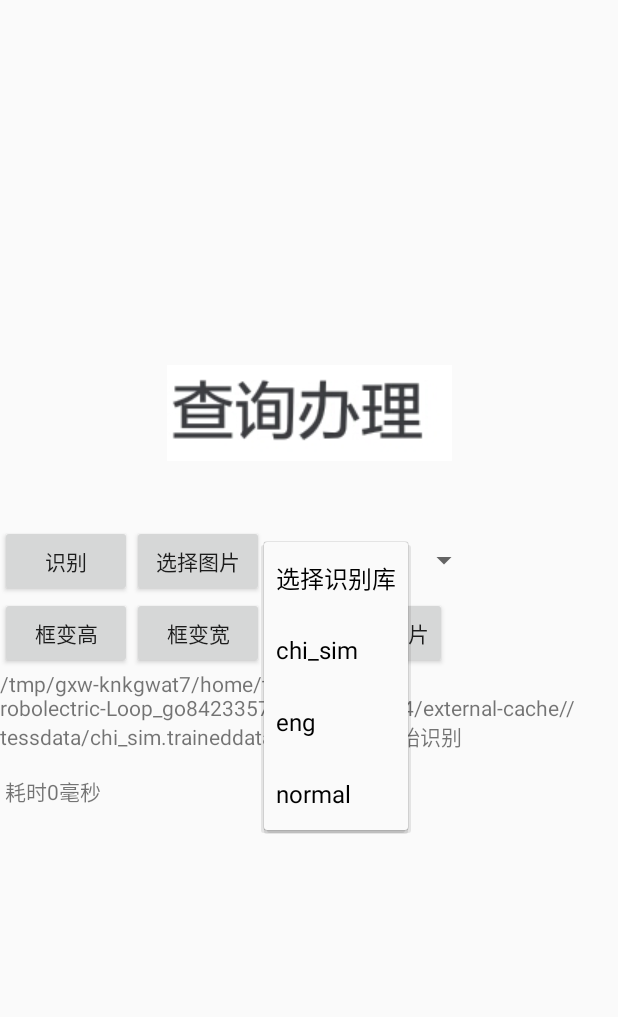
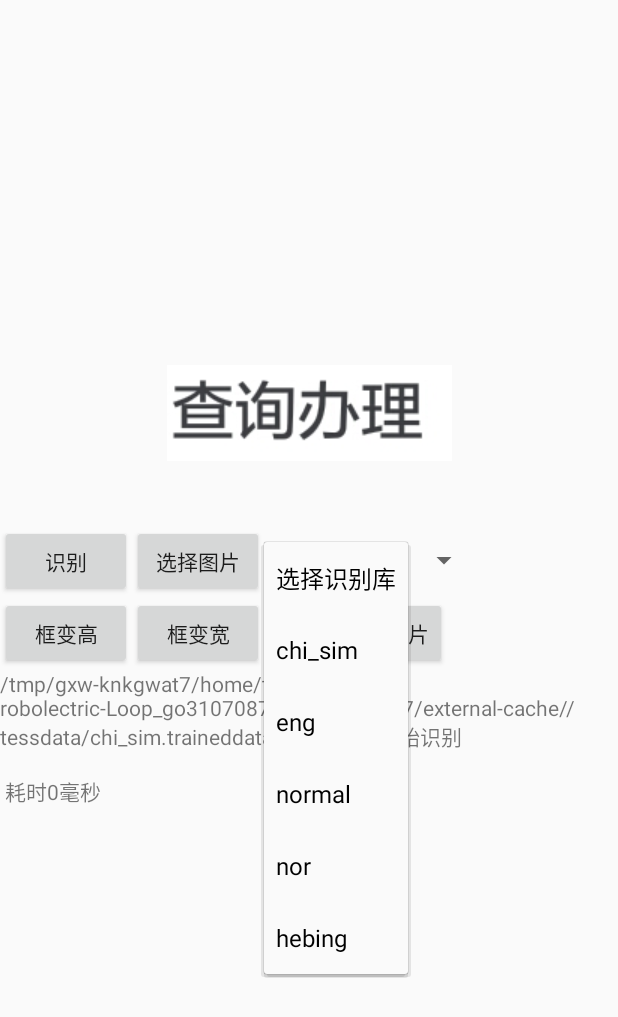
Before and after one commit to wangyisll/TessTwoDemo, an Android app: the screen it shows after launch (MainActivity), after a tap on "选择识别库", on a phone screen of 412 x 824 dp. Shown: the top 1017 px of the screen. Run offline under Robolectric (Android 15) with nearby library versions, the phone set to English and light mode, and no system bars; libraries missing offline, so code that uses them is left out: com.googlecode.tesseract; 2 other taps on this screen came first.

Commit message:
增加一个合并的识别库 hebing

```diff
--- a/app/src/main/res/values/arrays.xml
+++ b/app/src/main/res/values/arrays.xml
@@ -5,5 +5,7 @@
         <item>chi_sim</item>
         <item>eng</item>
         <item>normal </item>
+        <item>nor </item>
+        <item>hebing </item>
     </string-array>
 </resources>
```
Also changed, not shown: 3 other files.
